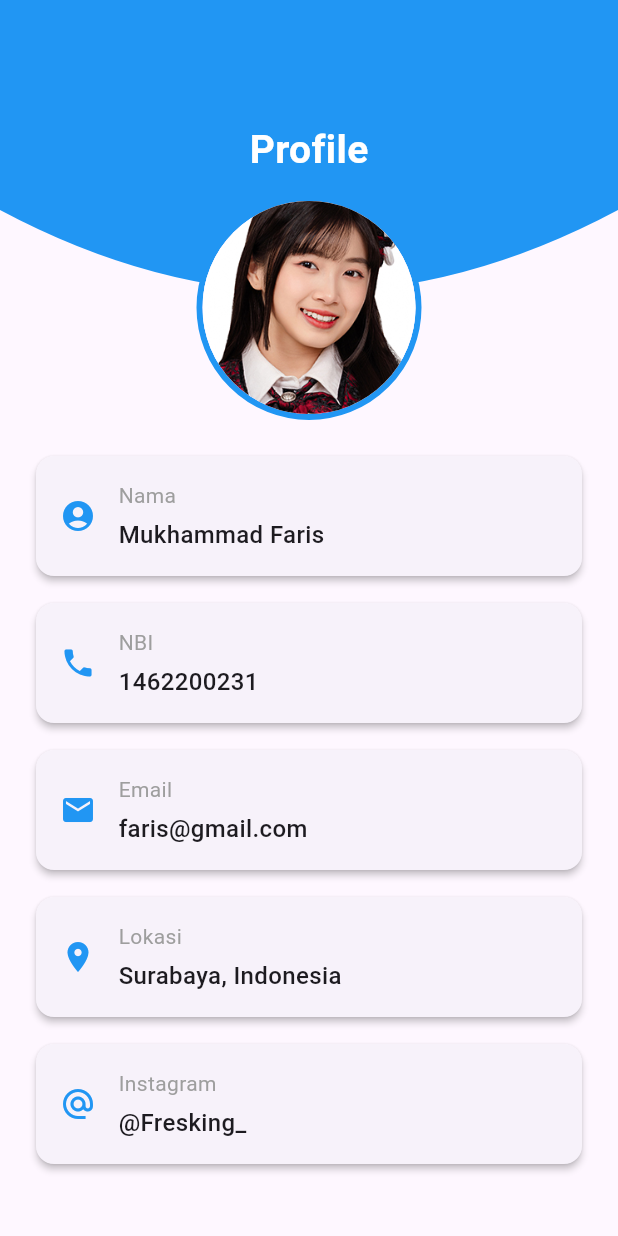
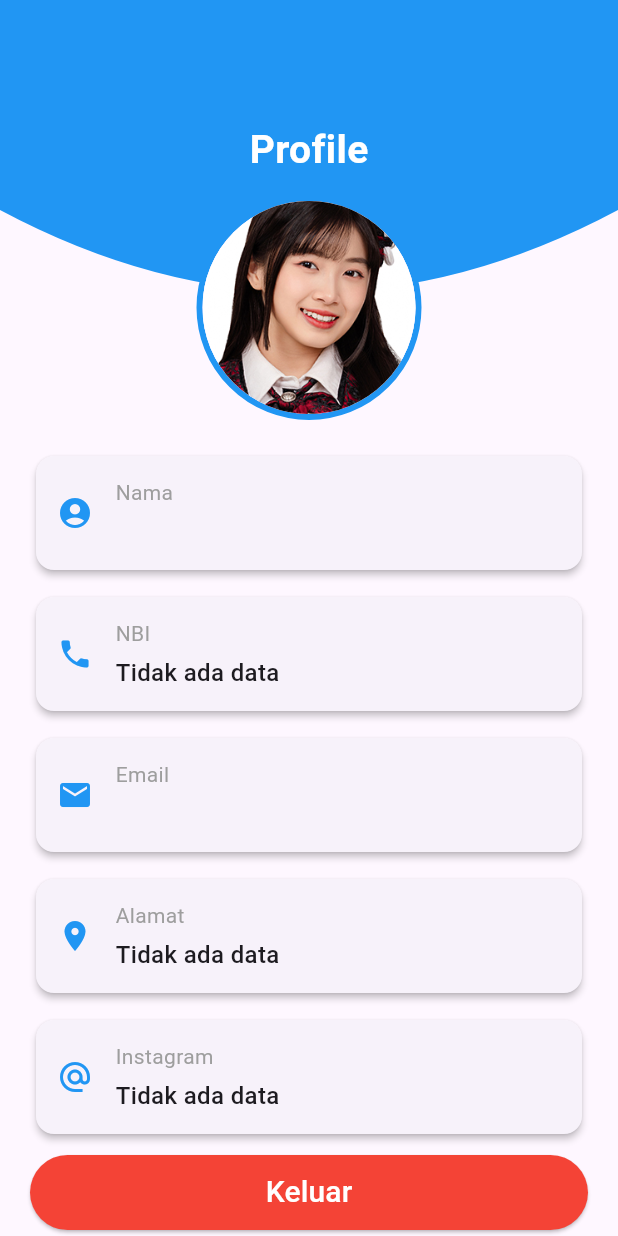
Before and after one commit to FresKing/prak-PAB, a Flutter app: the ProfilePage screen opened directly, on a phone screen of 412 x 824 dp. Run offline on Flutter 3.47's test engine with Material 3 defaults, Android fonts, the phone set to English and light mode, and no system bars; our stand-ins replace shared_preferences; missing offline and left inert: flutter_animated_splash; accounts and stored records are empty.

Commit message:
week 3 Done

```diff
--- a/lib/bottomNavbar.dart
+++ b/lib/bottomNavbar.dart
@@ -1,7 +1,7 @@
 import 'package:flutter/material.dart';
-import 'HomePage.dart';
-import 'musicPage.dart';
-import 'ProfilPage.dart';
+import 'mainPage/HomePage.dart';
+import 'mainPage/musicPage.dart';
+import 'mainPage/ProfilPage.dart';
 
 class BottomNavbar extends StatefulWidget {
   const BottomNavbar({super.key});
--- a/lib/ProfilPage.dart
+++ b/lib/mainPage/ProfilPage.dart
@@ -1,7 +1,46 @@
 import 'package:flutter/material.dart';
+import 'package:shared_preferences/shared_preferences.dart';
+import '../register.dart';
 
-class ProfilePage extends StatelessWidget {
+class ProfilePage extends StatefulWidget {
   const ProfilePage({super.key});
+
+  @override
+  _ProfilePageState createState() => _ProfilePageState();
+}
+
+class _ProfilePageState extends State<ProfilePage> {
+  late SharedPreferences prefs;
+  String name = '';
+  String nbi = '';
+  String email = '';
+  String alamat = '';
+  String instagram = '';
+
+  @override
+  void initState() {
+    super.initState();
+    _loadData();
+  }
+
+  Future<void> _loadData() async {
+    prefs = await SharedPreferences.getInstance();
+    setState(() {
+      name = prefs.getString('name') ?? 'Tidak ada data';
+      nbi = prefs.getString('nbi') ?? 'Tidak ada data';
+      email = prefs.getString('email') ?? 'Tidak ada data';
+      alamat = prefs.getString('alamat') ?? 'Tidak ada data';
+      instagram = prefs.getString('instagram') ?? 'Tidak ada data';
+    });
+  }
+
+  Future<void> _logout(BuildContext context) async {
+    await prefs.clear();
+    Navigator.pushReplacement(
+      context,
+      MaterialPageRoute(builder: (context) => const RegisterPage()),
+    );
+  }
 
   @override
   Widget build(BuildContext context) {
@@ -14,7 +53,7 @@
               height: 200,
               color: Colors.blue,
               alignment: Alignment.center,
-              child: Text(
+              child: const Text(
                 'Profile',
                 style: TextStyle(
                   fontSize: 26,
@@ -24,7 +63,6 @@
               ),
             ),
           ),
-          // Isi Konten
           SingleChildScrollView(
             child: Column(
               children: [
@@ -51,27 +89,32 @@
                   padding: const EdgeInsets.symmetric(horizontal: 20),
                   child: Column(
                     children: [
-                      _buildInfoCard(
-                        Icons.account_circle,
-                        'Nama',
-                        'Mukhammad Faris',
-                      ),
+                      _buildInfoCard(Icons.account_circle, 'Nama', name),
                       const SizedBox(height: 10),
-                      _buildInfoCard(Icons.phone, 'NBI', '1462200231'),
+                      _buildInfoCard(Icons.phone, 'NBI', nbi),
                       const SizedBox(height: 10),
-                      _buildInfoCard(Icons.email, 'Email', 'faris@gmail.com'),
+                      _buildInfoCard(Icons.email, 'Email', email),
                       const SizedBox(height: 10),
-                      _buildInfoCard(
-                        Icons.location_on,
-                        'Lokasi',
-                        'Surabaya, Indonesia',
-                      ),
+                      _buildInfoCard(Icons.location_on, 'Alamat', alamat),
                       const SizedBox(height: 10),
                       _buildInfoCard(
                         Icons.alternate_email,
                         'Instagram',
-                        '@Fresking_',
+                        instagram,
                       ),
+                      const SizedBox(height: 10),
+                      ElevatedButton(
+                        onPressed: () => _logout(context),
+                        style: ElevatedButton.styleFrom(
+                          minimumSize: const Size(double.infinity, 50),
+                          backgroundColor: Colors.red,
+                        ),
+                        child: const Text(
+                          'Keluar',
+                          style: TextStyle(color: Colors.white, fontSize: 20),
+                        ),
+                      ),
+                      const SizedBox(height: 20),
                     ],
                   ),
                 ),
@@ -87,7 +130,7 @@
     return Card(
       elevation: 2,
       child: Padding(
-        padding: const EdgeInsets.all(16),
+        padding: const EdgeInsets.all(14),
         child: Row(
           children: [
             Icon(icon, color: Colors.blue),
@@ -116,20 +159,17 @@
   }
 }
 
-// CustomClipper untuk melengkungkan bagian atas
 class CurvedAppBar extends CustomClipper<Path> {
   @override
   Path getClip(Size size) {
     Path path = Path();
     path.lineTo(0, size.height - 60);
-
     path.quadraticBezierTo(
       size.width / 2,
       size.height + 50,
       size.width,
       size.height - 60,
     );
-
     path.lineTo(size.width, 0);
     path.close();
     return path;
--- a/pubspec.yaml
+++ b/pubspec.yaml
@@ -10,6 +10,8 @@
   flutter:
     sdk: flutter
   url_launcher: ^6.2.5
+  shared_preferences: ^2.5.3
+  flutter_animated_splash: ^0.0.10
 
 dev_dependencies:
   flutter_test:
```
Also changed, not shown: lib/authentication/login.dart (deleted, +0 -84 lines), lib/authentication/register.dart (deleted, +0 -84 lines), lib/main.dart (+6 -4 lines), lib/masukPage.dart (added, +90 -0 lines), lib/register.dart (added, +163 -0 lines), lib/splashpage.dart (added, +64 -0 lines), assets/images/53571012_1.jpeg (added), assets/images/53571013_1-removebg-preview.png (added), assets/images/53571013_1.jpeg (added), lib/mainPage/HomePage.dart (renamed from lib/HomePage.dart), lib/mainPage/halamanDetail.dart (renamed from lib/halamanDetail.dart), lib/mainPage/musicPage.dart (renamed from lib/musicPage.dart), pubspec.lock, 1 other file.
